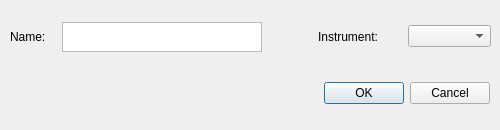
This is apps/NSXQt/ui/DialogExperiment.ui in k61n/openhkl as Qt 5 draws it before an edit. The edited form follows.
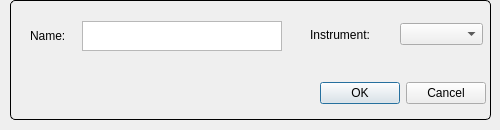
This is the edited form.

Commit message: Changes to Peak3D integration to remove background correctly. Changes to the interface, automatic update of peaks after peak serach

Diff of the .ui file:
```diff
--- a/apps/NSXQt/ui/DialogExperiment.ui
+++ b/apps/NSXQt/ui/DialogExperiment.ui
@@ -37,10 +37,39 @@
   <property name="toolTip">
    <string/>
   </property>
+  <widget class="QGroupBox" name="groupBox">
+   <property name="geometry">
+    <rect>
+     <x>10</x>
+     <y>0</y>
+     <width>481</width>
+     <height>120</height>
+    </rect>
+   </property>
+   <property name="styleSheet">
+    <string notr="true"> QGroupBox {
+     background-color: qlineargradient(x1: 0, y1: 0, x2: 0, y2: 1,
+                                       stop: 0 #FFFFFF, stop: 1 #DDDDFF);
+     border: 1px solid black;
+     border-radius: 5px;
+     margin-top: 1ex; /* leave space at the top for the title */
+ }
+
+ QGroupBox::title {
+     subcontrol-origin: margin;
+     subcontrol-position: top left; /* position at the top center */
+     padding: 0 3px;
+     background-color: qlineargradient(x1: 0, y1: 0, x2: 0, y2: 1,
+                                       stop: 0 #DDDDFF, stop: 1 #FFFFFF);
+ }</string>
+   </property>
+   <property name="title">
+    <string/>
+   </property>
   <widget class="QDialogButtonBox" name="buttonBox">
    <property name="geometry">
     <rect>
-     <x>314</x>
+      <x>300</x>
      <y>80</y>
      <width>176</width>
      <height>27</height>
@@ -59,8 +88,8 @@
   <widget class="QWidget" name="layoutWidget">
    <property name="geometry">
     <rect>
-     <x>10</x>
-     <y>21</y>
+      <x>20</x>
+      <y>20</y>
      <width>252</width>
      <height>32</height>
     </rect>
@@ -100,8 +129,8 @@
   <widget class="QWidget" name="layoutWidget">
    <property name="geometry">
     <rect>
-     <x>318</x>
-     <y>22</y>
+      <x>300</x>
+      <y>20</y>
      <width>173</width>
      <height>29</height>
     </rect>
@@ -122,6 +151,11 @@
      </widget>
     </item>
    </layout>
+   </widget>
+   <zorder>instrument</zorder>
+   <zorder>buttonBox</zorder>
+   <zorder>layoutWidget</zorder>
+   <zorder>layoutWidget</zorder>
   </widget>
  </widget>
  <resources/>
```
Lines whose indentation alone changed are shown as unchanged. The commit also changes 10 other files.
